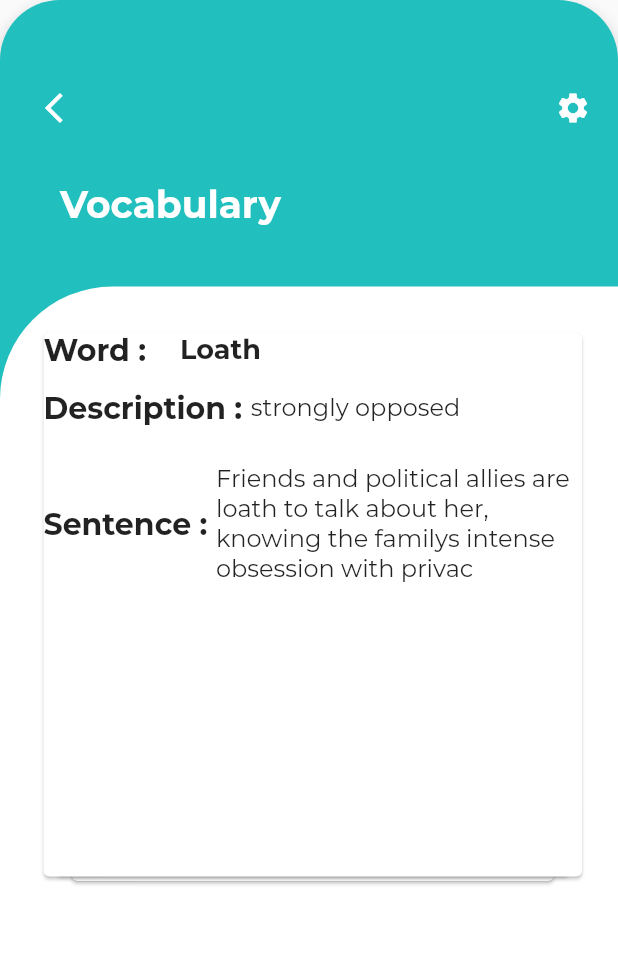
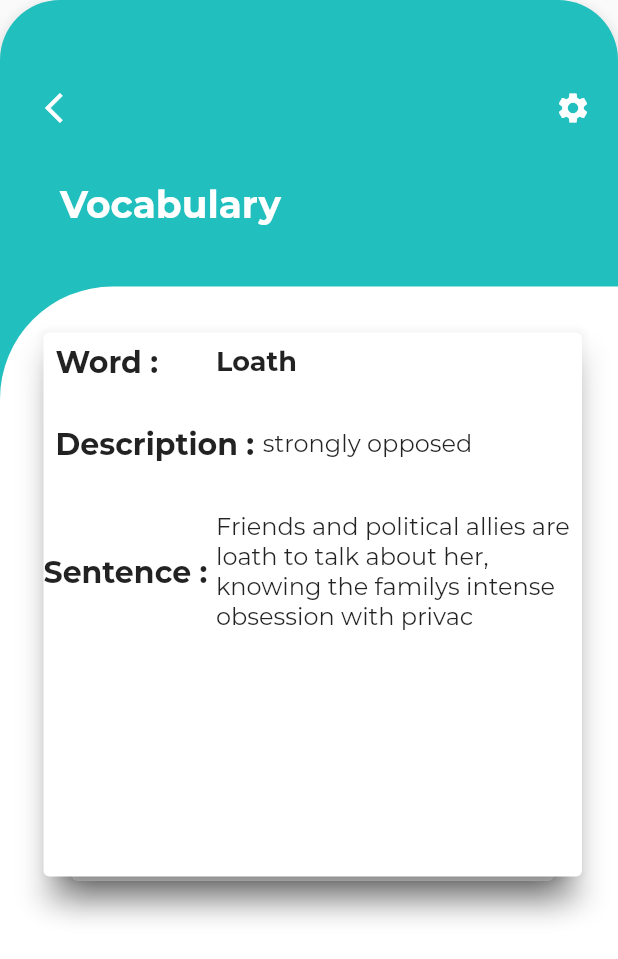
Before and after one commit to nikhilmufc7/Flutter_IeltsPrep, a Flutter app: the VocabularyScreen screen opened by its route, on a phone screen of 412 x 824 dp. Shown: the top 959 px of the screen. Run offline on Flutter 3.47's test engine with Material 2 defaults, Android fonts, the phone set to English and light mode, and no system bars; drawn by our look-alikes of flutter_tindercard; our stand-ins replace audioplayers, basic_utils, cached_network_image, cloud_firestore, firebase_auth, firebase_messaging and 5 more; missing offline and left inert: flutter_emoji, grouped_buttons; accounts and stored records are empty; project files that could hold a hidden picture were left out.

Commit message:
added elevation for cards

```diff
--- a/lib/screens/vocabulary_screen.dart
+++ b/lib/screens/vocabulary_screen.dart
@@ -184,11 +184,14 @@ class _VocabularyScreenState extends State<VocabularyScreen>
 
   Widget makeCard(Vocabulary vocabulary) {
     return Card(
+      elevation: 8.0,
       child: Column(
         children: <Widget>[
           Row(
             children: <Widget>[
-              Text(
+              Padding(
+                padding: const EdgeInsets.all(8.0),
+                child: Text(
                   'Word :    ',
                   style: TextStyle(
                     fontWeight: FontWeight.bold,
@@ -196,7 +199,10 @@ class _VocabularyScreenState extends State<VocabularyScreen>
                     fontFamily: 'Montserrat',
                   ),
                 ),
-              Text(
+              ),
+              Padding(
+                padding: const EdgeInsets.all(8.0),
+                child: Text(
                   StringUtils.capitalize(vocabulary.word ?? 'Word'),
                   style: TextStyle(
                     fontWeight: FontWeight.w700,
@@ -204,10 +210,13 @@ class _VocabularyScreenState extends State<VocabularyScreen>
                     fontFamily: 'Montserrat',
                   ),
                 ),
+              ),
             ],
           ),
           SizedBox(height: 15),
-          Row(
+          Padding(
+            padding: const EdgeInsets.all(8.0),
+            child: Row(
               children: <Widget>[
                 Text(
                   'Description : ',
@@ -231,6 +240,7 @@ class _VocabularyScreenState extends State<VocabularyScreen>
                   ),
                 )
               ],
+            ),
           ),
           SizedBox(height: 25),
           Row(
```
Lines whose indentation alone changed are shown as unchanged.
